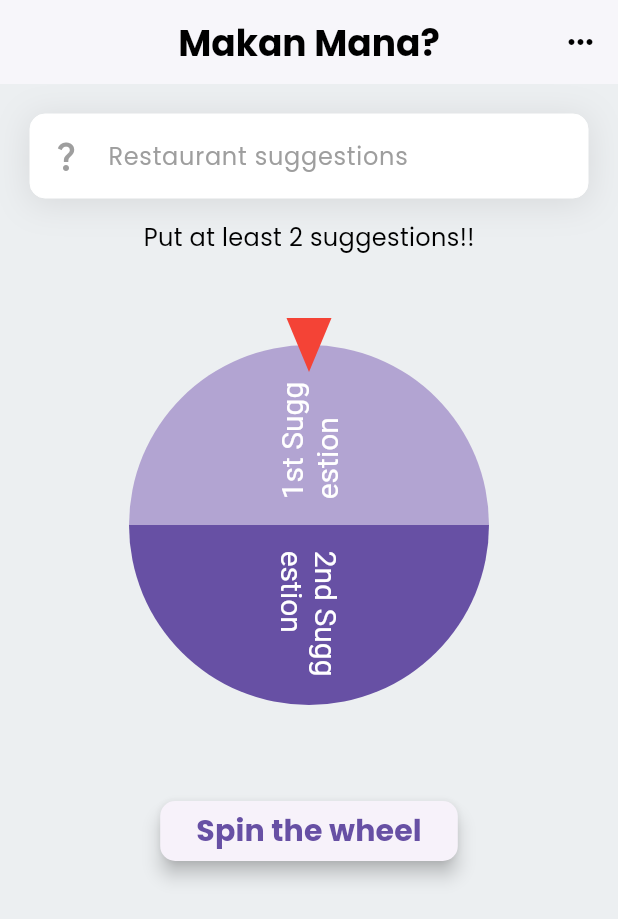
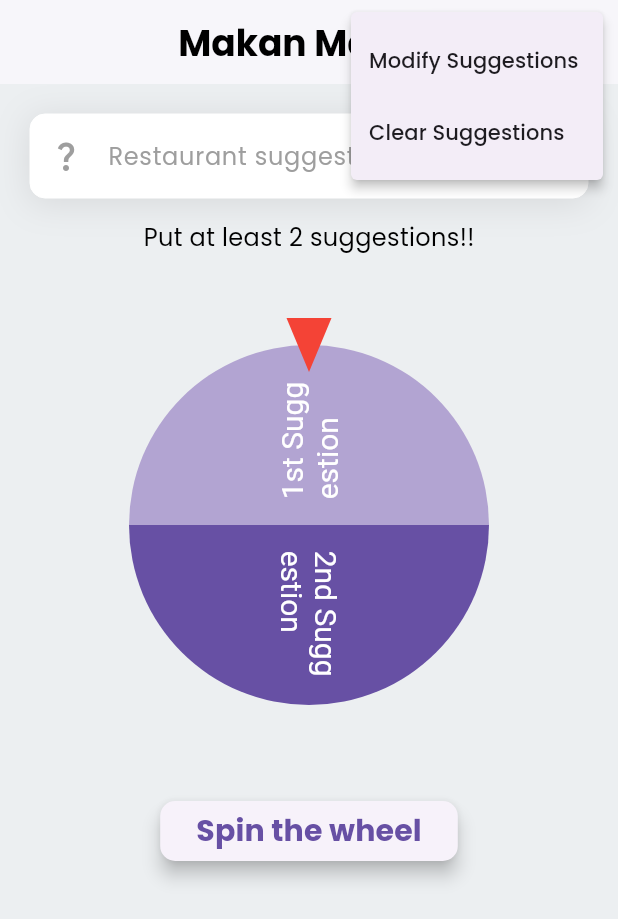
Before and after one commit to amoiiir/makan-mana, a Flutter app: the screen it shows after launch, after a tap on the "keyboard control" icon, on a phone screen of 412 x 824 dp. Shown: the top 919 px of the screen. Run offline on Flutter 3.47's test engine with Material 3 defaults, Android fonts, the phone set to English and light mode, and no system bars; drawn by our look-alikes of flutter_fortune_wheel; our stand-ins replace toastification.

Commit message:
i dont wanna lose my mewing streak

```diff
--- a/lib/pages/home.dart
+++ b/lib/pages/home.dart
@@ -286,19 +286,48 @@ class _HomePage extends State<HomePage> {
       centerTitle: true,
       elevation: 1,
       backgroundColor: Colors.white,
-      actions: [
-        GestureDetector(
-
-          onTap: () {
-            // Navigator.pushNamed(context, '/settings');
-            debugPrint('Settings');
-          },
-          child: Container(
-            margin: const EdgeInsets.only(right: 13),
-            child: const Icon(Icons.more_horiz, color: Colors.black)
+      actions: <Widget>[
+        Container(
+          margin: const EdgeInsets.only(right: 10),
+          child: PopupMenuButton<int>(
+            icon: const Icon(Icons.more_horiz, color: Colors.black),
+            onSelected: (item) => handleClick(item),
+            itemBuilder: (context) => [
+              PopupMenuItem<int>(value: 0, child: Text('Modify Suggestions')),
+              PopupMenuItem<int>(value: 1, child: Text('Clear Suggestions')),
+            ],
           ),
         ),
       ],
     );
   }
+
+  void handleClick(int item) {
+    switch (item) {
+      case 0:
+        debugPrint('Modify Suggestions');
+        break;
+      case 1:
+        //check the current size of the items
+        debugPrint('items.length: ${items.length}');
+        if (items.length >= 2) {
+          setState(() {
+            items.clear();
+            items.add(
+              FortuneItem(
+                  child: Text('1st Suggestion',
+                      style: TextStyle(color: Colors.white, fontSize: 20))),
+            );
+            items.add(
+              FortuneItem(
+                  child: Text('2nd Suggestion',
+                      style: TextStyle(color: Colors.white, fontSize: 20))),
+            );
+          });
+        }
+        //check the current size of the items
+        debugPrint('items.length: ${items.length}');
+        break;
+    }
+  }
 }
```
